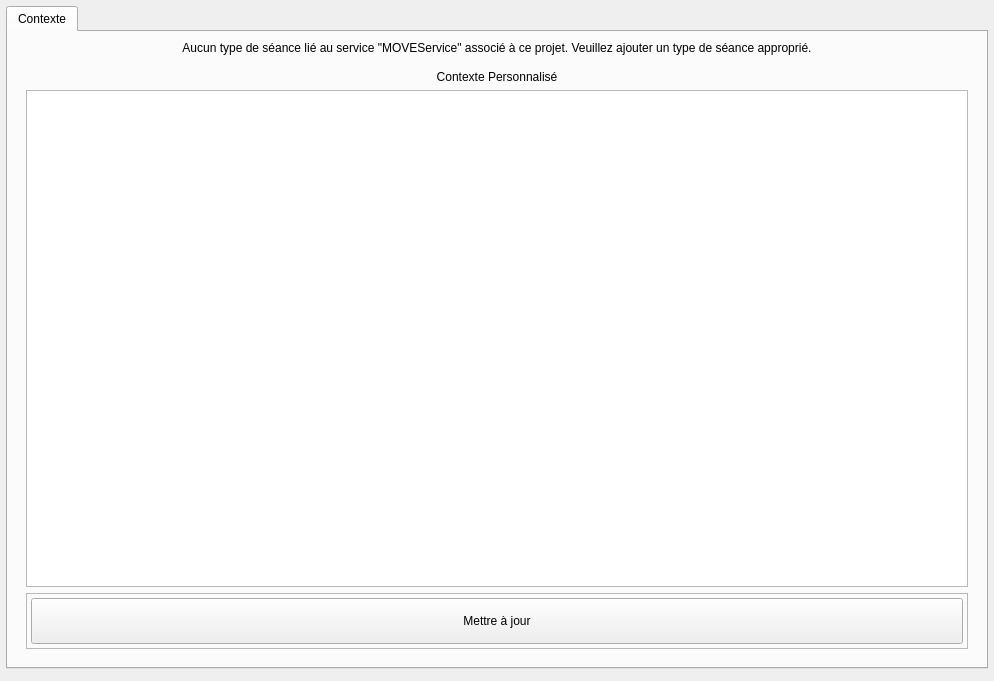
The window that client/src/services/MOVEService/MOVEConfigWidget.ui (introlab/openteraplus) describes before a commit, drawn with Qt 5.
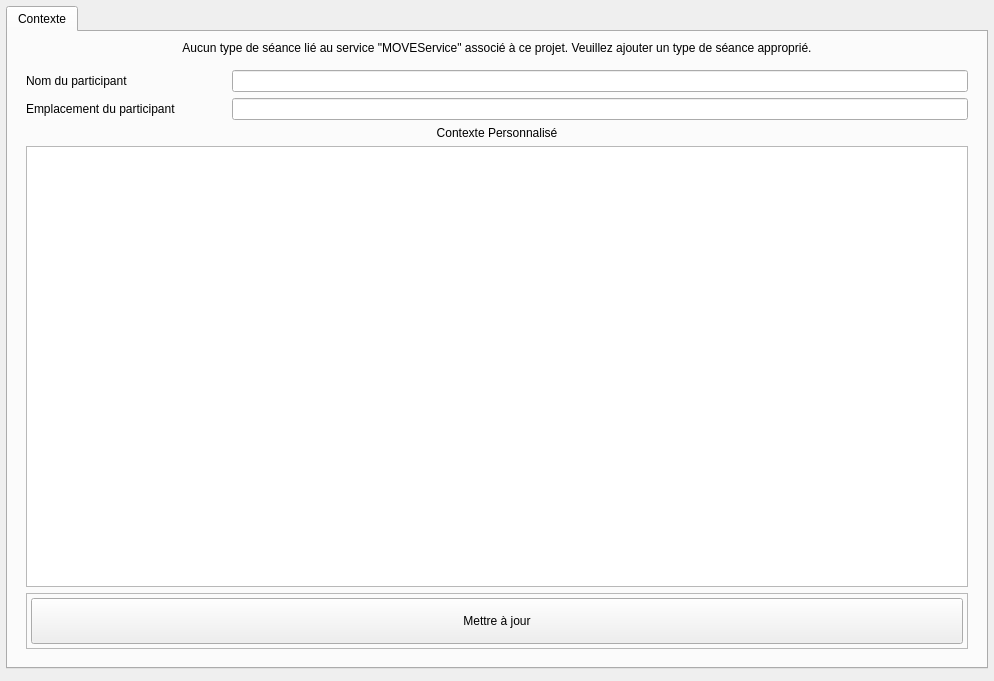
The same window after the commit. Icons and pictures are not drawn. Custom widgets are drawn as their Qt base class.

Commit message: Refs #107, added participant name and location.

Patch:
```diff
--- a/client/src/services/MOVEService/MOVEConfigWidget.ui
+++ b/client/src/services/MOVEService/MOVEConfigWidget.ui
@@ -64,9 +64,47 @@
          <property name="enabled">
           <bool>true</bool>
          </property>
+         <layout class="QVBoxLayout" name="verticalLayout_2">
+          <item>
          <layout class="QHBoxLayout" name="horizontalLayout">
           <item>
-           <layout class="QVBoxLayout" name="verticalLayout_9">
+             <widget class="QLabel" name="lblParticipantName">
+              <property name="minimumSize">
+               <size>
+                <width>200</width>
+                <height>0</height>
+               </size>
+              </property>
+              <property name="text">
+               <string>Nom du participant</string>
+              </property>
+             </widget>
+            </item>
+            <item>
+             <widget class="QLineEdit" name="lineEditParticipantName"/>
+            </item>
+           </layout>
+          </item>
+          <item>
+           <layout class="QHBoxLayout" name="horizontalLayout_2">
+            <item>
+             <widget class="QLabel" name="lblParticipantLocation">
+              <property name="minimumSize">
+               <size>
+                <width>200</width>
+                <height>0</height>
+               </size>
+              </property>
+              <property name="text">
+               <string>Emplacement du participant</string>
+              </property>
+             </widget>
+            </item>
+            <item>
+             <widget class="QLineEdit" name="lineEditParticipantLocation"/>
+            </item>
+           </layout>
+          </item>
             <item>
              <widget class="QLabel" name="lblContext">
               <property name="text">
@@ -135,8 +173,6 @@
                </item>
               </layout>
              </widget>
-            </item>
-           </layout>
           </item>
          </layout>
         </widget>
```
Left out of the diff: 2 changed lines with no effect on the pictures. Lines whose indentation alone changed are shown as unchanged. The commit also changes 4 other files.
